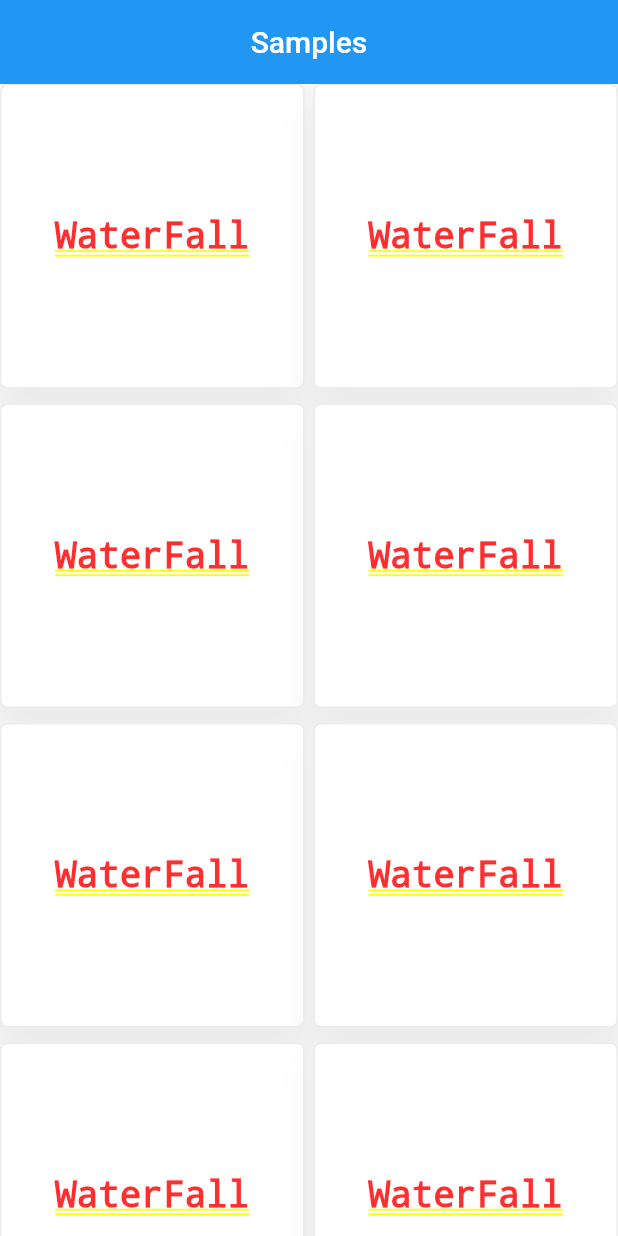
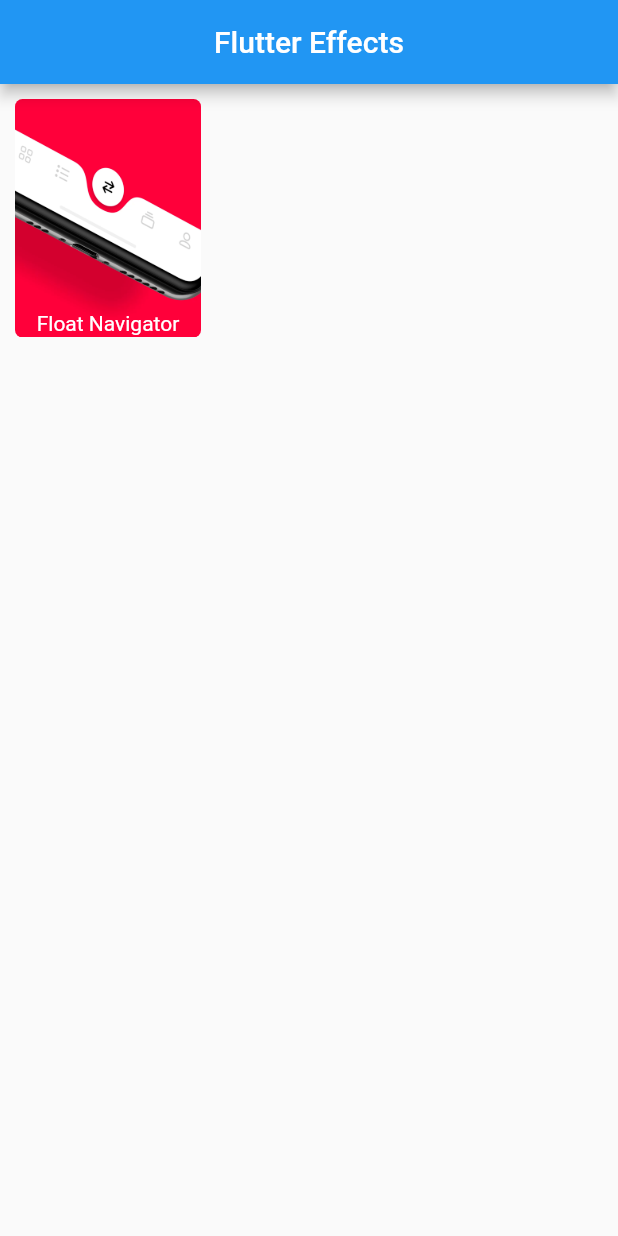
Before and after one commit to licao404/Flutter-Samples, a Flutter app: the screen it shows after launch, on a phone screen of 412 x 824 dp. Run offline on Flutter 3.47's test engine with Material 2 defaults, Android fonts, the phone set to English and light mode, and no system bars.

Commit message:
float navigator

```diff
--- /dev/null
+++ b/lib/home.dart
@@ -0,0 +1,49 @@
+import 'package:flutter/cupertino.dart';
+import 'package:flutter/material.dart';
+import 'package:flutter_samples/floatNavigator.dart';
+
+class Home extends StatelessWidget {
+  @override
+  Widget build(BuildContext context) {
+    return Scaffold(
+      appBar: AppBar(
+        title: Text('Flutter Effects'),
+        centerTitle: true,
+      ),
+      body: CustomScrollView(
+        physics: BouncingScrollPhysics(),
+        slivers: <Widget>[
+          SliverPadding(
+            padding: EdgeInsets.all(10.0),
+            sliver: SliverGrid.count(
+              crossAxisCount: 3,
+              children: <Widget>[
+                GestureDetector(
+                  child: Container(
+                    alignment: Alignment.bottomCenter,
+                    decoration: BoxDecoration(
+                        borderRadius: BorderRadius.circular(5.0),
+                        image: DecorationImage(
+                            image: AssetImage('images/float_navigator.png'),
+                            fit: BoxFit.cover)),
+                    child: Text('Float Navigator',
+                        style: TextStyle(height: 1.5, color: Colors.white)),
+                  ),
+                  onTap: () {
+                    Navigator.push(context,
+                        CupertinoPageRoute(builder: (BuildContext context) {
+                      return FloatNavigator();
+                    }));
+                  },
+                ),
+              ],
+              childAspectRatio: 0.78,
+              crossAxisSpacing: 10.0,
+              mainAxisSpacing: 10.0,
+            ),
+          )
+        ],
+      ),
+    );
+  }
+}
--- a/lib/main.dart
+++ b/lib/main.dart
@@ -1,101 +1,19 @@
 import 'package:flutter/cupertino.dart';
 import 'package:flutter/material.dart';
+import 'package:flutter_samples/home.dart';
 
 void main() => runApp(MyApp());
 
 class MyApp extends StatelessWidget {
-  // This widget is the root of your application.
   @override
   Widget build(BuildContext context) {
     return MaterialApp(
-      title: 'Flutter Samples',
-      color: Colors.blue,
+      title: 'Flutter Effects',
       theme: ThemeData(
         primarySwatch: Colors.blue,
       ),
-      routes: {
-        '/': (BuildContext context) {
-          return new HomePage();
-        }
-      },
+      debugShowCheckedModeBanner: false,
+      home: Home(),
     );
   }
 }
-
-class HomePage extends StatefulWidget {
-  @override
-  _HomePageState createState() => _HomePageState();
-}
-
-class _HomePageState extends State<HomePage> {
-  List<Map<String, String>> cates = [
-    {'title': 'WaterFall', 'path': ''},
-    {'title': 'WaterFall', 'path': ''},
-    {'title': 'WaterFall', 'path': ''},
-    {'title': 'WaterFall', 'path': ''},
-    {'title': 'WaterFall', 'path': ''},
-    {'title': 'WaterFall', 'path': ''},
-    {'title': 'WaterFall', 'path': ''},
-    {'title': 'WaterFall', 'path': ''},
-    {'title': 'WaterFall', 'path': ''},
-    {'title': 'WaterFall', 'path': ''},
-    {'title': 'WaterFall', 'path': ''},
-    {'title': 'WaterFall', 'path': ''},
-  ];
-
-  @override
-  Widget build(BuildContext context) {
-    return new CupertinoPageScaffold(
-      backgroundColor: new Color.fromRGBO(244, 245, 245, 1),
-      child: new CustomScrollView(
-        slivers: <Widget>[
-          new CupertinoSliverRefreshControl(),
-          new SliverAppBar(
-            title: new Text('Samples'),
-            centerTitle: true,
-            pinned: true,
-          ),
-          new SliverGrid(
-            delegate: new SliverChildListDelegate(
-                cates.map((cate) => _buildCard(cate)).toList()),
-            gridDelegate: new SliverGridDelegateWithMaxCrossAxisExtent(
-              maxCrossAxisExtent: 200.0,
-              mainAxisSpacing: 10.0,
-              crossAxisSpacing: 6.0,
-            ),
-          )
-        ],
-      ),
-    );
-  }
-
-  Widget _buildCard(cate) {
-    print(cate);
-    return new GestureDetector(
-      onTap: () {
-        Navigator.push(context, cate['path']);
-      },
-      child: new Container(
-          decoration: new BoxDecoration(
-            borderRadius: new BorderRadius.all(
-              Radius.circular(5.0),
-            ),
-            border: new Border.all(color: new Color.fromRGBO(235, 235, 235, 1)),
-            boxShadow: [
-              new BoxShadow(
-                  color: new Color.fromRGBO(235, 235, 235, 1),
-                  blurRadius: 20.0,
-                  offset: new Offset(0.0, 20.0))
-            ],
-            color: Colors.white,
-          ),
-          padding: new EdgeInsets.all(20.0),
-          child: new Center(
-            child: new Text(
-              cate['title'],
-              style: new TextStyle(fontSize: 24.0),
-            ),
-          )),
-    );
-  }
-}
--- a/pubspec.yaml
+++ b/pubspec.yaml
@@ -37,9 +37,8 @@ flutter:
   uses-material-design: true
 
   # To add assets to your application, add an assets section, like this:
-  # assets:
-  #  - images/a_dot_burr.jpeg
-  #  - images/a_dot_ham.jpeg
+  assets:
+    - images/float_navigator.png
 
   # An image asset can refer to one or more resolution-specific "variants", see
   # https://flutter.io/assets-and-images/#resolution-aware.
```
Also changed, not shown: lib/floatNavigator.dart (added, +186 -0 lines), images/float_navigator.png (added).
